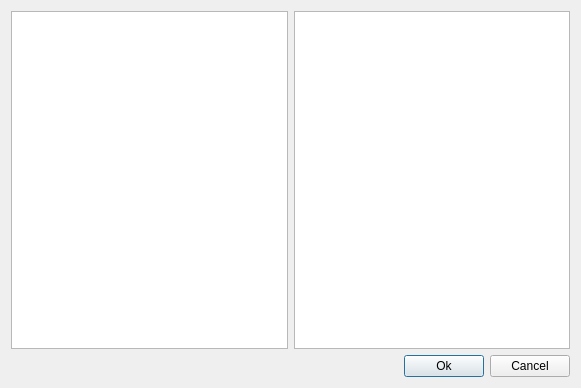
Qt form code/studio/src/plugins/gui_editor/expr_link_dlg.ui (ryzom/ryzomcore) before a commit.
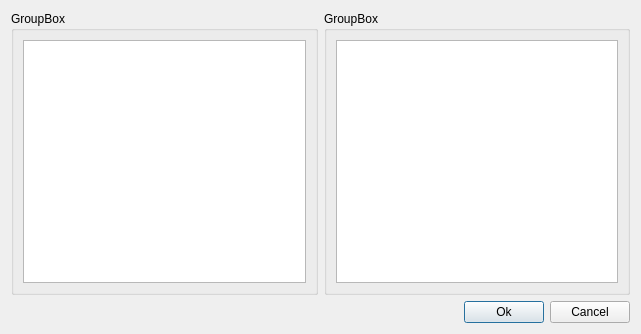
The same form after that commit.

Commit message:
Show the node names as title, in the link dialog.
branch : dfighter-tools

What changed in the file:
```diff
--- a/code/studio/src/plugins/gui_editor/expr_link_dlg.ui
+++ b/code/studio/src/plugins/gui_editor/expr_link_dlg.ui
@@ -6,21 +6,39 @@
    <rect>
     <x>0</x>
     <y>0</y>
-    <width>581</width>
-    <height>388</height>
+    <width>641</width>
+    <height>334</height>
    </rect>
   </property>
   <property name="windowTitle">
    <string>Linking nodes</string>
   </property>
-  <layout class="QGridLayout" name="gridLayout">
+  <layout class="QGridLayout" name="gridLayout_3">
    <item row="0" column="0" colspan="3">
     <layout class="QHBoxLayout" name="horizontalLayout">
      <item>
-      <widget class="QListWidget" name="list1"/>
+      <widget class="QGroupBox" name="groupBox1">
+       <property name="title">
+        <string>GroupBox</string>
+       </property>
+       <layout class="QGridLayout" name="gridLayout">
+        <item row="0" column="0">
+         <widget class="QListWidget" name="list1"/>
+        </item>
+       </layout>
+      </widget>
      </item>
      <item>
-      <widget class="QListWidget" name="list2"/>
+      <widget class="QGroupBox" name="groupBox2">
+       <property name="title">
+        <string>GroupBox</string>
+       </property>
+       <layout class="QGridLayout" name="gridLayout_2">
+        <item row="0" column="0">
+         <widget class="QListWidget" name="list2"/>
+        </item>
+       </layout>
+      </widget>
      </item>
     </layout>
    </item>
```
The commit also changes 4 other files.
